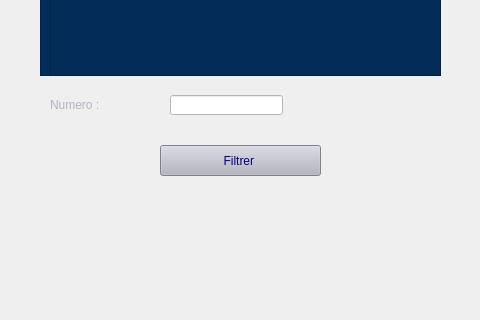
First picture: the form in projet_smarket2/parkingintegration/parking.ui, repository abdouuhd123/zink2, before the edit; both pictures show x 600 to 1080 and y 272 to 592 of the 1200 by 800 pixel window.
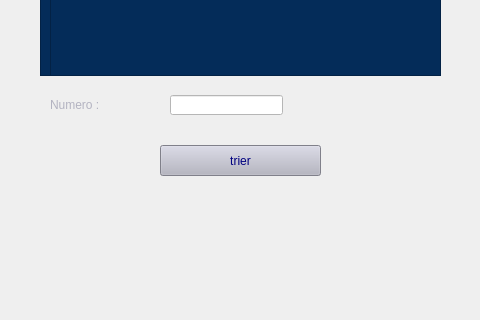
Second picture: the form after the edit. The open tabs and pages were chosen to show the change. Icons and pictures are not drawn.

```diff
--- a/projet_smarket2/parkingintegration/parking.ui
+++ b/projet_smarket2/parkingintegration/parking.ui
@@ -834,7 +834,7 @@
 	}</string>
         </property>
         <property name="text">
-         <string>Filtrer </string>
+         <string>trier</string>
         </property>
        </widget>
        <zorder>label_33</zorder>
```
Left out of the diff: 5 changed lines with no effect on the pictures.
